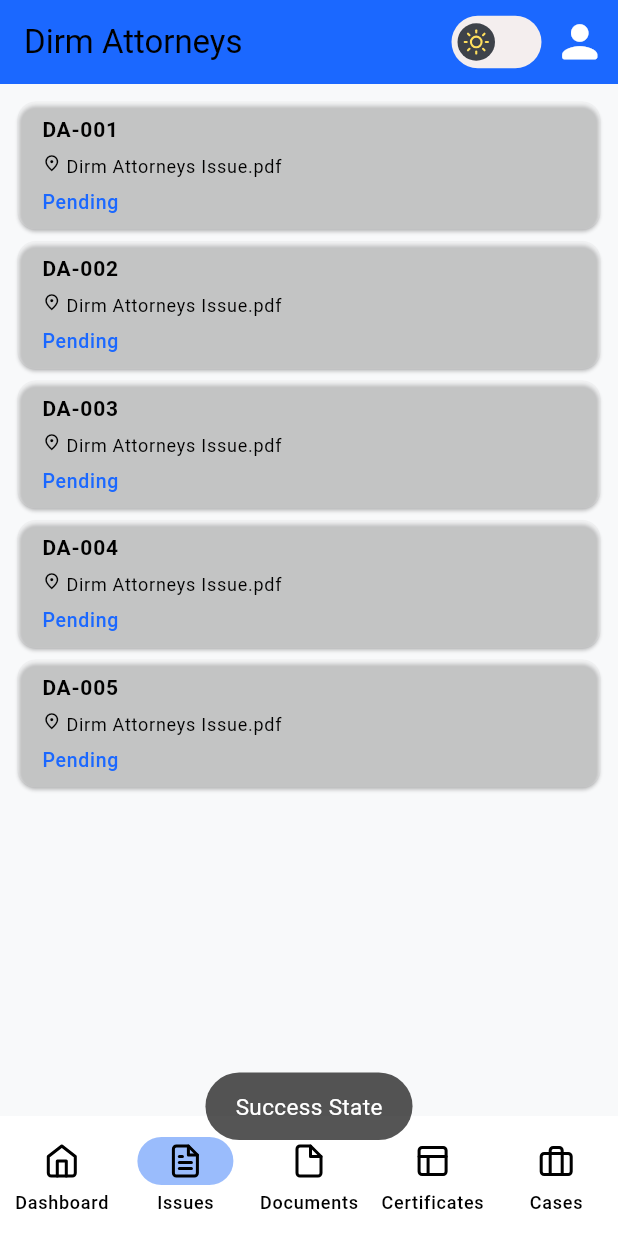
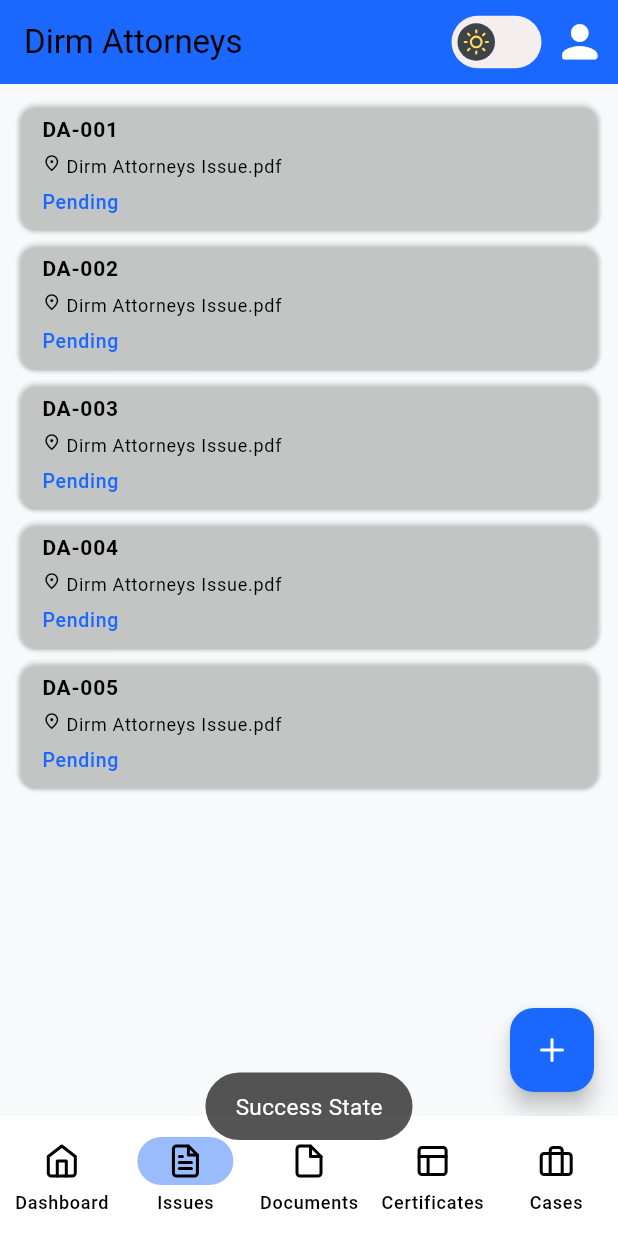
Before and after one commit to infinite-dev22/law_mobile_app, a Flutter app: the screen it shows after launch, item 2 of the bottom bar chosen, on a phone screen of 412 x 824 dp. Run offline on Flutter 3.47's test engine with Material 3 defaults, Android fonts, the phone set to English and light mode, and no system bars; drawn by our look-alikes of flutter_switch; our stand-ins replace awesome_extensions, bloc, equatable, flutter_bloc, flutter_feather_icons, toast.

```diff
--- a/lib/legal_issues/presentation/pages/legal_issues_page.dart
+++ b/lib/legal_issues/presentation/pages/legal_issues_page.dart
@@ -1,9 +1,9 @@
 import 'package:flutter/material.dart';
 import 'package:flutter_bloc/flutter_bloc.dart';
+import 'package:flutter_feather_icons/flutter_feather_icons.dart';
 import 'package:toast/toast.dart';
 
 import '../../../Global/Widgets/error_widget.dart';
-import '../../../Global/Widgets/initial_widget.dart';
 import '../../../Global/Widgets/loading_widget.dart';
 import '../bloc/legal_issues_page/legal_issues_pages_bloc.dart';
 import '../widget/legal_issue_success_widget.dart';
@@ -15,7 +15,21 @@ class LegalIssuesPage extends StatelessWidget {
   Widget build(BuildContext context) {
     ToastContext().init(context);
 
-    return BlocConsumer<LegalIssuesPagesBloc, LegalIssuesPageState>(
+    return Scaffold(
+      floatingActionButton: FloatingActionButton(
+        child: const Icon(FeatherIcons.plus),
+        onPressed: () {
+          showModalBottomSheet(
+            context: context,
+            builder: (context) {
+              return const Center(
+                child: Text("Issues Form here"),
+              );
+            },
+          );
+        },
+      ),
+      body: BlocConsumer<LegalIssuesPagesBloc, LegalIssuesPageState>(
         builder: (context, state) {
           if (state.status.isInitial) {
             context.read<LegalIssuesPagesBloc>().add(LoadLegalIssuesEvent());
@@ -49,6 +63,7 @@ class LegalIssuesPage extends StatelessWidget {
                 duration: Toast.lengthShort, gravity: Toast.bottom);
           }
         },
+      ),
     );
   }
 }
```
Lines whose indentation alone changed are shown as unchanged.
